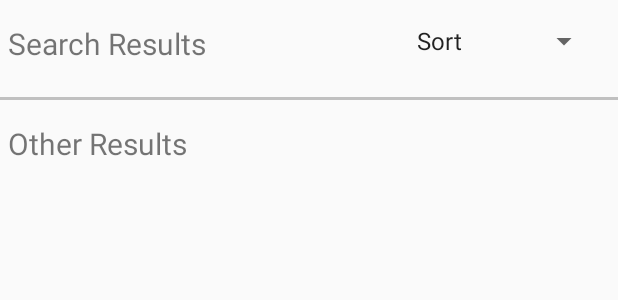
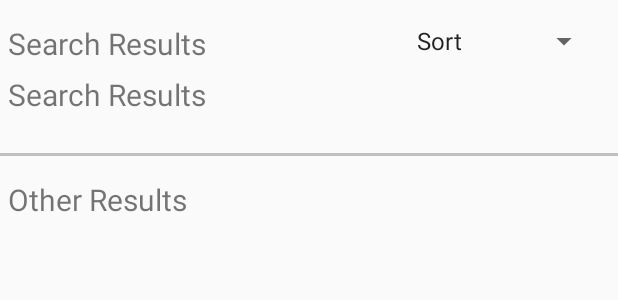
Before and after one commit to ghantasalaoormila/Medifind, an Android app: the layout activity_results.xml on its own in the app's theme, with its tools: preview values and no code run, on a phone screen of 412 x 824 dp. Shown: the top 300 px of the screen. Run offline under Robolectric (Android 15) with nearby library versions, the phone set to English and light mode, and no system bars.

Commit message:
Minor Changes

```diff
--- a/app/src/main/res/layout/activity_results.xml
+++ b/app/src/main/res/layout/activity_results.xml
@@ -28,11 +28,23 @@
             android:layout_marginLeft="250dp"
             android:paddingLeft="20dp"/>
 
+        <TextView
+            android:id="@+id/usesTV"
+            android:layout_width="match_parent"
+            android:layout_height="wrap_content"
+            android:layout_marginTop="10dp"
+            android:layout_marginLeft="5dp"
+            android:text="Search Results"
+            android:layout_below="@id/spinner_sort"
+            android:textSize="20dp">
+        </TextView>
+
+
         <ListView
                 android:id="@+id/list_main"
                 android:layout_width="match_parent"
                 android:layout_height="wrap_content"
-                android:layout_below="@id/spinner_sort"
+                android:layout_below="@id/usesTV"
                 android:layout_marginBottom="10dp"
                 android:layout_marginTop="15dp">
 
```
Also changed, not shown: app/src/main/java/com/shehack/medifind/BuyActivity.java (+7 -3 lines), app/src/main/java/com/shehack/medifind/OcrCaptureActivity.java (+4 -4 lines), app/src/main/java/com/shehack/medifind/ResultsActivity.java (+14 -1 lines).
